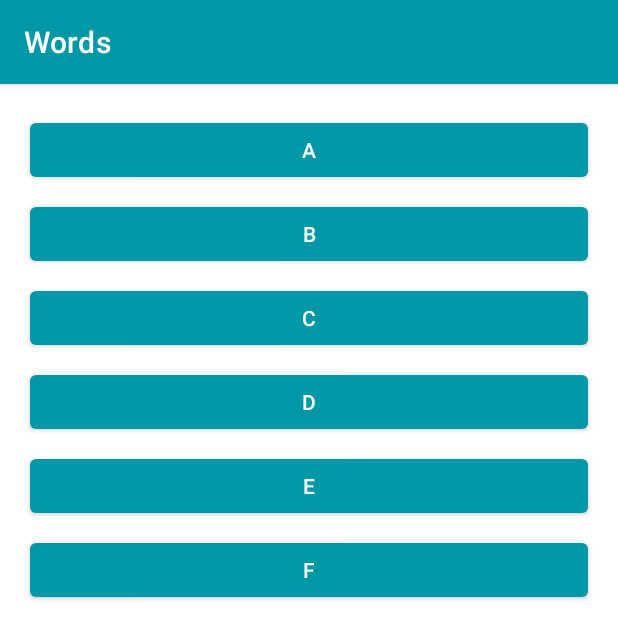
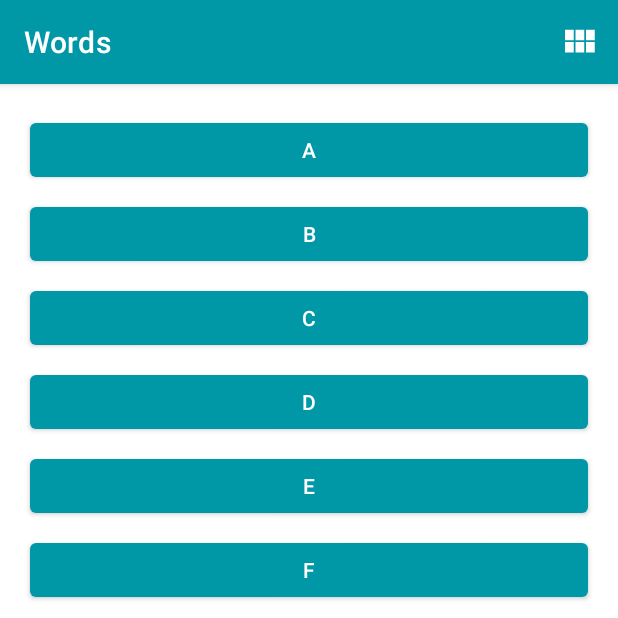
Before and after one commit to PriyanshaKhadka/Lab-3-Activity-and-Intent, an Android app: the screen it shows after launch (MainActivity), on a phone screen of 412 x 824 dp, the top half of it. Run offline under Robolectric (Android 15) with nearby library versions, the phone set to English and light mode, and no system bars.

Commit message:
Activity and intent completed

```diff
--- a/app/src/main/java/com/example/wordsapp/DetailActivity.kt
+++ b/app/src/main/java/com/example/wordsapp/DetailActivity.kt
@@ -24,6 +24,10 @@ import com.example.wordsapp.databinding.ActivityDetailBinding
 
 class DetailActivity : AppCompatActivity() {
 
+    companion object {
+        const val LETTER = "letter"
+        const val SEARCH_PREFIX = "https://www.google.com/search?q="
+    }
     override fun onCreate(savedInstanceState: Bundle?) {
         super.onCreate(savedInstanceState)
 
@@ -36,7 +40,7 @@ class DetailActivity : AppCompatActivity() {
         // Retrieve the LETTER from the Intent extras
         // intent.extras.getString returns String? (String or null)
         // so toString() guarantees that the value will be a String
-        val letterId = "A"
+        val letterId = intent?.extras?.getString(LETTER).toString()
 
         val recyclerView = binding.recyclerView
         recyclerView.layoutManager = LinearLayoutManager(this)
--- a/app/src/main/java/com/example/wordsapp/LetterAdapter.kt
+++ b/app/src/main/java/com/example/wordsapp/LetterAdapter.kt
@@ -15,6 +15,7 @@
  */
 package com.example.wordsapp
 
+import android.content.Intent
 import android.os.Build
 import android.view.LayoutInflater
 import android.view.View
@@ -49,8 +50,8 @@ class LetterAdapter :
      */
     override fun onCreateViewHolder(parent: ViewGroup, viewType: Int): LetterViewHolder {
         val layout = LayoutInflater
-                .from(parent.context)
-                .inflate(R.layout.item_view, parent, false)
+            .from(parent.context)
+            .inflate(R.layout.item_view, parent, false)
         // Setup custom accessibility delegate to set the text read
         layout.accessibilityDelegate = Accessibility
         return LetterViewHolder(layout)
@@ -62,6 +63,13 @@ class LetterAdapter :
     override fun onBindViewHolder(holder: LetterViewHolder, position: Int) {
         val item = list.get(position)
         holder.button.text = item.toString()
+        holder.button.setOnClickListener {
+            val context = holder.itemView.context
+            val intent = Intent(context, DetailActivity::class.java)
+            intent.putExtra(DetailActivity.LETTER, holder.button.text.toString())
+            context.startActivity(intent)
+        }
+
     }
 
     // Setup custom accessibility delegate to set the text read with
--- a/app/src/main/java/com/example/wordsapp/MainActivity.kt
+++ b/app/src/main/java/com/example/wordsapp/MainActivity.kt
@@ -16,7 +16,11 @@
 package com.example.wordsapp
 
 import android.os.Bundle
+import android.view.Menu
+import android.view.MenuItem
 import androidx.appcompat.app.AppCompatActivity
+import androidx.core.content.ContextCompat
+import androidx.recyclerview.widget.GridLayoutManager
 import androidx.recyclerview.widget.LinearLayoutManager
 import androidx.recyclerview.widget.RecyclerView
 import com.example.wordsapp.databinding.ActivityMainBinding
@@ -26,7 +30,7 @@ import com.example.wordsapp.databinding.ActivityMainBinding
  */
 class MainActivity : AppCompatActivity() {
     private lateinit var recyclerView: RecyclerView
-
+    private var isLinearLayoutManager = true
     override fun onCreate(savedInstanceState: Bundle?) {
         super.onCreate(savedInstanceState)
 
@@ -35,8 +39,63 @@ class MainActivity : AppCompatActivity() {
 
         recyclerView = binding.recyclerView
         // Sets the LinearLayoutManager of the recyclerview
-        recyclerView.layoutManager = LinearLayoutManager(this)
+        chooseLayout()
+    }
+
+    private fun chooseLayout() {
+        if (isLinearLayoutManager) {
+            recyclerView.layoutManager = LinearLayoutManager(this)
+        } else {
+            recyclerView.layoutManager = GridLayoutManager(this, 4)
+        }
         recyclerView.adapter = LetterAdapter()
     }
 
+    private fun setIcon(menuItem: MenuItem?) {
+        if (menuItem == null)
+            return
+
+        // Set the drawable for the menu icon based on which LayoutManager is currently in use
+
+        // An if-clause can be used on the right side of an assignment if all paths return a value.
+        // The following code is equivalent to
+        // if (isLinearLayoutManager)
+        //     menu.icon = ContextCompat.getDrawable(this, R.drawable.ic_grid_layout)
+        // else menu.icon = ContextCompat.getDrawable(this, R.drawable.ic_linear_layout)
+        menuItem.icon =
+            if (isLinearLayoutManager)
+                ContextCompat.getDrawable(this, R.drawable.ic_grid_layout)
+            else ContextCompat.getDrawable(this, R.drawable.ic_linear_layout)
+    }
+
+    override fun onCreateOptionsMenu(menu: Menu?): Boolean {
+        menuInflater.inflate(R.menu.layout_menu, menu)
+
+        val layoutButton = menu?.findItem(R.id.action_switch_layout)
+        // Calls code to set the icon based on the LinearLayoutManager of the RecyclerView
+        setIcon(layoutButton)
+
+        return true
+    }
+
+    override fun onOptionsItemSelected(item: MenuItem): Boolean {
+        return when (item.itemId) {
+            R.id.action_switch_layout -> {
+                // Sets isLinearLayoutManager (a Boolean) to the opposite value
+                isLinearLayoutManager = !isLinearLayoutManager
+                // Sets layout and icon
+                chooseLayout()
+                setIcon(item)
+
+                return true
+            }
+            //  Otherwise, do nothing and use the core event handling
+
+            // when clauses require that all possible paths be accounted for explicitly,
+            //  for instance both the true and false cases if the value is a Boolean,
+            //  or an else to catch all unhandled cases.
+            else -> super.onOptionsItemSelected(item)
+        }
+    }
+
 }
--- a/app/src/main/java/com/example/wordsapp/WordAdapter.kt
+++ b/app/src/main/java/com/example/wordsapp/WordAdapter.kt
@@ -16,6 +16,8 @@
 package com.example.wordsapp
 
 import android.content.Context
+import android.content.Intent
+import android.net.Uri
 import android.os.Build
 import android.view.LayoutInflater
 import android.view.View
@@ -81,6 +83,11 @@ class WordAdapter(private val letterId: String, context: Context) :
 
         // Set the text of the WordViewHolder
         holder.button.text = item
+        holder.button.setOnClickListener {
+            val queryUrl: Uri = Uri.parse("${DetailActivity.SEARCH_PREFIX}${item}")
+            val intent = Intent(Intent.ACTION_VIEW, queryUrl)
+            context.startActivity(intent)
+        }
 
     }
     // Setup custom accessibility delegate to set the text read with
--- /dev/null
+++ b/app/src/main/res/drawable/ic_grid_layout.xml
@@ -0,0 +1,27 @@
+<?xml version="1.0" encoding="utf-8"?>
+<!--
+     Copyright (C) 2020 The Android Open Source Project
+
+     Licensed under the Apache License, Version 2.0 (the "License");
+     you may not use this file except in compliance with the License.
+     You may obtain a copy of the License at
+
+          http://www.apache.org/licenses/LICENSE-2.0
+
+     Unless required by applicable law or agreed to in writing, software
+     distributed under the License is distributed on an "AS IS" BASIS,
+     WITHOUT WARRANTIES OR CONDITIONS OF ANY KIND, either express or implied.
+     See the License for the specific language governing permissions and
+     limitations under the License.
+-->
+<!-- Menu asset to indicate clicking will switch to a grid of items for the RecyclerView -->
+<vector xmlns:android="http://schemas.android.com/apk/res/android"
+    android:width="28dp"
+    android:height="28dp"
+    android:tint="#FFFFFF"
+    android:viewportWidth="24"
+    android:viewportHeight="24">
+  <path
+      android:fillColor="@android:color/white"
+      android:pathData="M4,11h5L9,5L4,5v6zM4,18h5v-6L4,12v6zM10,18h5v-6h-5v6zM16,18h5v-6h-5v6zM10,11h5L15,5h-5v6zM16,5v6h5L21,5h-5z"/>
+</vector>
--- /dev/null
+++ b/app/src/main/res/drawable/ic_linear_layout.xml
@@ -0,0 +1,27 @@
+<?xml version="1.0" encoding="utf-8"?>
+<!--
+     Copyright (C) 2020 The Android Open Source Project
+
+     Licensed under the Apache License, Version 2.0 (the "License");
+     you may not use this file except in compliance with the License.
+     You may obtain a copy of the License at
+
+          http://www.apache.org/licenses/LICENSE-2.0
+
+     Unless required by applicable law or agreed to in writing, software
+     distributed under the License is distributed on an "AS IS" BASIS,
+     WITHOUT WARRANTIES OR CONDITIONS OF ANY KIND, either express or implied.
+     See the License for the specific language governing permissions and
+     limitations under the License.
+-->
+<!-- Menu asset to indicate clicking will switch to a vertical list of items for the RecyclerView -->
+<vector xmlns:android="http://schemas.android.com/apk/res/android"
+    android:width="28dp"
+    android:height="28dp"
+    android:tint="#FFFFFF"
+    android:viewportWidth="24"
+    android:viewportHeight="24">
+  <path
+      android:fillColor="@android:color/white"
+      android:pathData="M4,14h4v-4L4,10v4zM4,19h4v-4L4,15v4zM4,9h4L8,5L4,5v4zM9,14h12v-4L9,10v4zM9,19h12v-4L9,15v4zM9,5v4h12L21,5L9,5z" />
+</vector>
--- /dev/null
+++ b/app/src/main/res/menu/layout_menu.xml
@@ -0,0 +1,8 @@
+<?xml version="1.0" encoding="utf-8"?>
+<menu xmlns:android="http://schemas.android.com/apk/res/android"
+    xmlns:app="http://schemas.android.com/apk/res-auto">
+    <item android:id="@+id/action_switch_layout"
+        android:title="@string/action_switch_layout"
+        android:icon="@drawable/ic_linear_layout"
+        app:showAsAction="always" />
+</menu>
```
